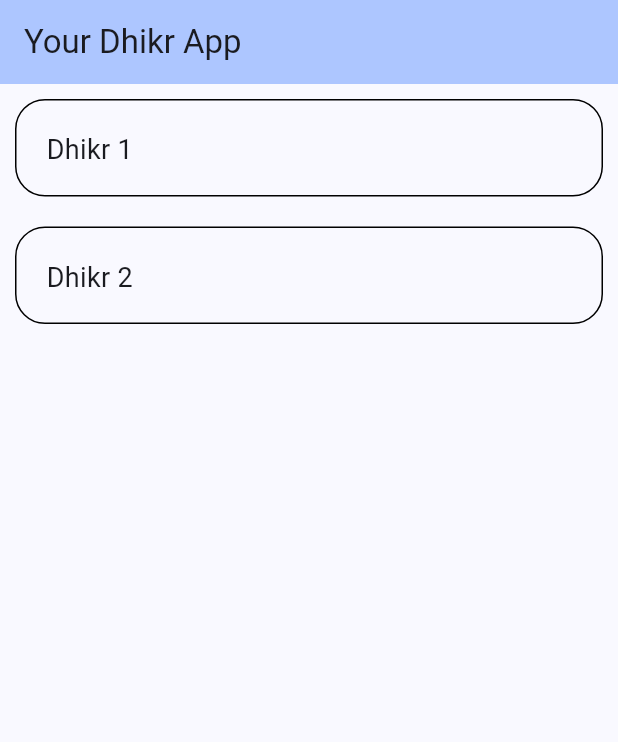
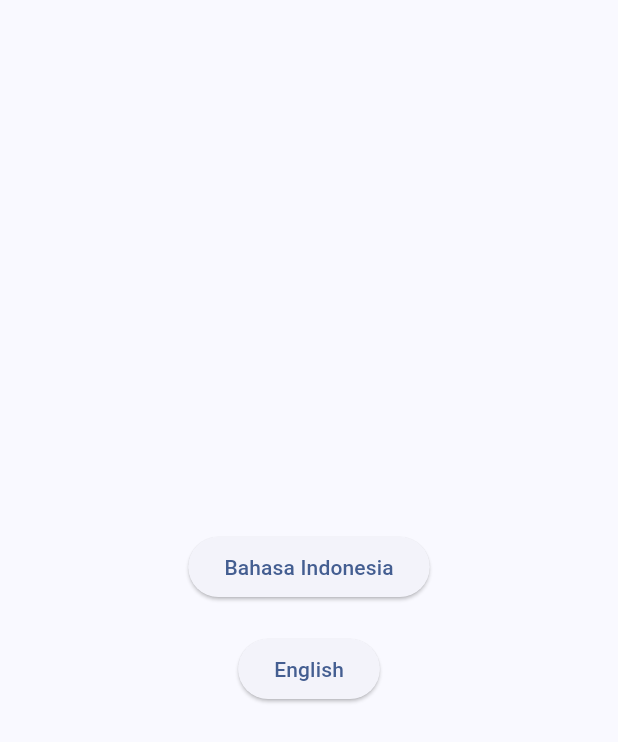
Before and after one commit to ahmadtheswe/dhikr-app-flutter, a Flutter app: the screen it shows after launch, on a phone screen of 412 x 824 dp. Shown: the top 742 px of the screen. Run offline on Flutter 3.47's test engine with Material 3 defaults, Android fonts, the phone set to English and light mode, and no system bars; our stand-ins replace shared_preferences.

Commit message:
[Add Language Selection Cache] - install shared_preferences library to store user state - add user preference code - enable user preference language selection

```diff
--- a/lib/assets/morning_id.json
+++ b/lib/assets/morning_id.json
@@ -1,7 +1,7 @@
 [
   {
     "id": 1,
-    "title": "Dhikr 1",
+    "title": "Dzikr 1",
     "arabicText": "أَعُوْذُ بِاللَّهِ مِنَ الشَّيْطَانِ الرَّجِيْمِ",
     "indonesianTranslation": "Aku berlindung kepada Allah dari godaan syaitan yang terkutuk.",
     "pronounceText": "A'uudzu billaahi minasy-syaithoonir-rojiim.",
@@ -11,7 +11,7 @@
   },
   {
     "id": 1,
-    "title": "Dhikr 2",
+    "title": "Dzikr 2",
     "arabicText": "اللَّهُ لَآ إِلَـٰهَ إِلَّا هُوَ الْحَىُّ الْقَيُّومُ ۚ لَا تَأْخُذُهُۥ سِنَةٌ وَلَا نَوْمٌ ۚ لَّهُۥ مَا فِى السَّمَاوَاتِ وَمَا فِى الْأَرْضِ ۗ مَن ذَا الَّذِى يَشْفَعُ عِندَهُۥٓ إِلَّا بِإِذْنِهِۦ ۚ يَعْلَمُ مَا بَيْنَ أَيْدِيهِمْ وَمَا خَلْفَهُمْ ۖ وَلَا يُحِيطُونَ بِشَىْءٍ مِّنْ عِلْمِهِۦٓ إِلَّا بِمَا شَآءَ ۚ وَسِعَ كُرْسِيُّهُ السَّمَاوَاتِ وَالْأَرْضَ ۖ وَلَا يَئُودُهُۥ حِفْظُهُمَا ۚ وَهُوَ الْعَلِىُّ الْعَظِيمُ ﴿٢٥٥﴾",
     "indonesianTranslation": "Allah, tidak ada sesembahan yang berhak disembah kecuali Dia Yang Hidup Kekal lagi terus-menerus mengurus (makhluk-Nya). Tidak mengantuk dan tidak tidur. Kepunyaan-Nya apa yang di langit dan di bumi. Siapakah yang dapat memberi syafa'at di sisi Allah tanpa izin-Nya? Allah mengetahui apa-apa yang di hadapan dan di belakang mereka, dan mereka tidak mengetahui apa-apa dari ilmu Allah melainkan apa yang dikehendaki-Nya. Kursi Allah meliputi langit dan bumi, dan Allah tidak merasa berat memelihara keduanya. Dan Allah Maha Tinggi lagi Maha Besar. (Al-Baqarah [2]: 255).",
     "isMorning": true,
--- a/lib/main.dart
+++ b/lib/main.dart
@@ -1,12 +1,23 @@
 import 'package:dhikr_app/pages/dhikr_list_page.dart';
+import 'package:dhikr_app/pages/select_language.dart';
 import 'package:flutter/material.dart';
 
-void main() {
-  runApp(const MyApp());
+import 'utils/user_preferences.dart';
+
+void main() async {
+  WidgetsFlutterBinding.ensureInitialized(); // Ensure async calls are ready
+
+  bool isDarkMode = await UserPreferences.getDarkMode();
+  String? language = await UserPreferences.getLanguage();
+
+  runApp(MyApp(isDarkMode: isDarkMode, language: language));
 }
 
 class MyApp extends StatelessWidget {
-  const MyApp({super.key});
+  final bool isDarkMode;
+  final String? language;
+
+  const MyApp({super.key, required this.isDarkMode, this.language});
 
   // This widget is the root of your application.
   @override
@@ -17,7 +28,8 @@ class MyApp extends StatelessWidget {
         colorScheme: ColorScheme.fromSeed(seedColor: Colors.blueAccent),
         useMaterial3: true,
       ),
-      home: const DhikrListPage(title: 'Your Dhikr App'),
+      // home: const DhikrListPage(title: 'Your Dhikr App'),
+      home: language != null ? const DhikrListPage(title: 'Your Dhikr App') : const SelectLanguage(),
     );
   }
 }
--- /dev/null
+++ b/lib/pages/select_language.dart
@@ -0,0 +1,48 @@
+import 'package:dhikr_app/pages/dhikr_list_page.dart';
+import 'package:dhikr_app/static/languages.dart';
+import 'package:dhikr_app/utils/user_preferences.dart';
+import 'package:flutter/material.dart';
+
+class SelectLanguage extends StatefulWidget {
+  const SelectLanguage({super.key});
+
+  @override
+  State<StatefulWidget> createState() => _SelectLanguage();
+}
+
+class _SelectLanguage extends State<SelectLanguage> {
+  @override
+  Widget build(BuildContext context) {
+    return Scaffold(
+      body: Center(
+        child: Column(
+          mainAxisAlignment: MainAxisAlignment.center,
+          children: [
+            ElevatedButton(
+              onPressed: () {
+                UserPreferences.setLanguage(Languages.INDONESIAN);
+                Navigator.push(
+                  context,
+                  MaterialPageRoute(builder: (context) => const DhikrListPage(title: 'Bahasa Indonesia')),
+                );
+              },
+              child: const Text('Bahasa Indonesia'),
+            ),
+            const SizedBox(height: 20), // Add some space between the buttons
+            ElevatedButton(
+              onPressed: () {
+                UserPreferences.setLanguage(Languages.ENGLISH);
+                Navigator.push(
+                  context,
+                  MaterialPageRoute(builder: (context) => const DhikrListPage(title: 'English')),
+                );
+              },
+              child: const Text('English'),
+            ),
+          ],
+        ),
+      ),
+    );
+  }
+
+}
--- /dev/null
+++ b/lib/static/languages.dart
@@ -0,0 +1,4 @@
+class Languages {
+  static const String ENGLISH = 'en';
+  static const String INDONESIAN = 'id';
+}
--- /dev/null
+++ b/lib/utils/user_preferences.dart
@@ -0,0 +1,26 @@
+import 'package:shared_preferences/shared_preferences.dart';
+
+class UserPreferences {
+  static const String keyDarkMode = 'isDarkMode';
+  static const String keyLanguage = 'language';
+
+  static Future<void> setDarkMode(bool isDark) async {
+    final prefs = await SharedPreferences.getInstance();
+    await prefs.setBool(keyDarkMode, isDark);
+  }
+
+  static Future<bool> getDarkMode() async {
+    final prefs = await SharedPreferences.getInstance();
+    return prefs.getBool(keyDarkMode) ?? false;
+  }
+
+  static Future<void> setLanguage(String language) async {
+    final prefs = await SharedPreferences.getInstance();
+    await prefs.setString(keyLanguage, language);
+  }
+
+  static Future<String?> getLanguage() async {
+    final prefs = await SharedPreferences.getInstance();
+    return prefs.getString(keyLanguage);
+  }
+}
--- a/pubspec.yaml
+++ b/pubspec.yaml
@@ -35,6 +35,7 @@ dependencies:
   # The following adds the Cupertino Icons font to your application.
   # Use with the CupertinoIcons class for iOS style icons.
   cupertino_icons: ^1.0.2
+  shared_preferences: ^2.2.3
 
 dev_dependencies:
   flutter_test:
```
Also changed, not shown: lib/pages/dhikr_list_page.dart (+6 -1 lines), lib/pages/home_page.dart (deleted, +0 -69 lines), pubspec.lock, 1 other file.
